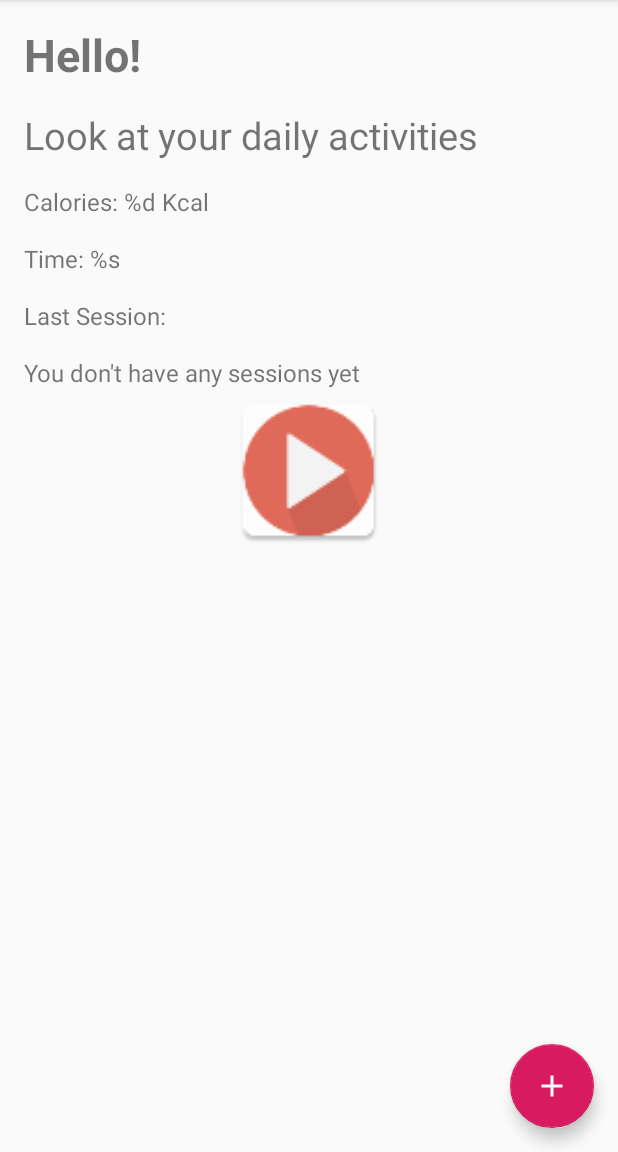
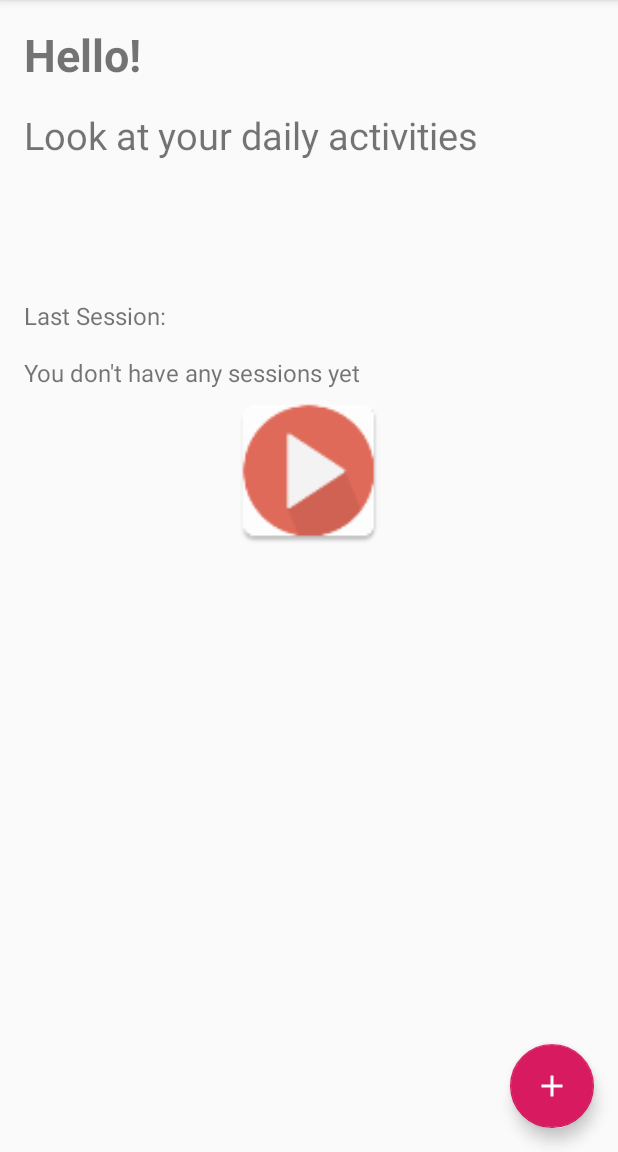
Before and after one commit to xaenimax/RunMyWay, an Android app: the screen it shows after launch (MainActivity), on a phone screen of 412 x 824 dp, the part 84-1236 px from its top. Run offline under Robolectric (Android 15) with nearby library versions, the phone set to English and light mode, and no system bars; our stand-ins replace ButterKnife, Room's generated code; 1 statement that could not run was skipped.

Commit message:
minor changes

```diff
--- a/app/src/main/res/layout/fragment_main.xml
+++ b/app/src/main/res/layout/fragment_main.xml
@@ -33,7 +33,6 @@
         android:layout_width="wrap_content"
         android:layout_height="wrap_content"
         android:layout_marginTop="@dimen/sixteen_dp"
-        android:text="@string/calories"
         android:textSize="@dimen/normal_text_size"
         app:layout_constraintStart_toStartOf="@id/welcome_tv"
         app:layout_constraintTop_toBottomOf="@id/today_achievement_tv"
@@ -43,7 +42,6 @@
         android:layout_width="wrap_content"
         android:layout_height="wrap_content"
         android:layout_marginTop="@dimen/sixteen_dp"
-        android:text="@string/time"
         android:textSize="@dimen/normal_text_size"
         app:layout_constraintStart_toStartOf="@id/welcome_tv"
         app:layout_constraintTop_toBottomOf="@id/today_achievement_distance_tv"
```
